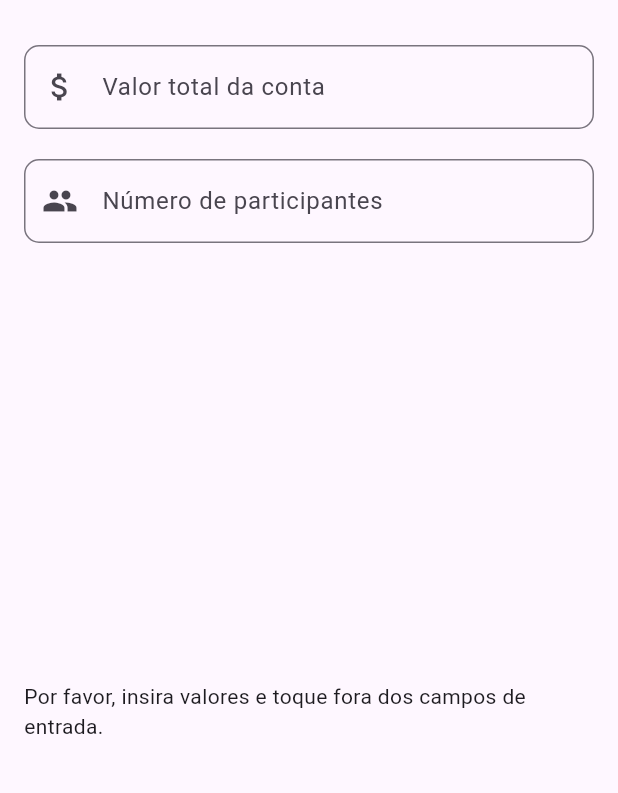
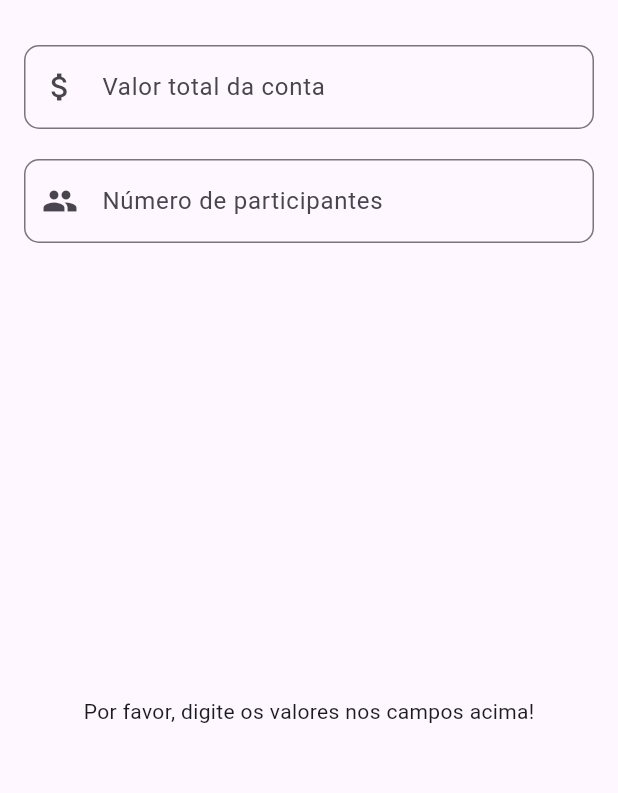
Before and after one commit to UildsonSantos/bill_spliter, a Flutter app: the screen it shows after launch, on a phone screen of 412 x 824 dp, the part 63-856 px from its top. Run offline on Flutter 3.47's test engine with Material 3 defaults, Android fonts, the phone set to English and light mode, and no system bars.

Commit message:
refactor BillSplitterScreen to remove unused focus nodes and simplify text field interactions

```diff
--- a/lib/main.dart
+++ b/lib/main.dart
@@ -31,35 +31,17 @@ class BillSplitterScreenState extends State<BillSplitterScreen> {
   final _formKey = GlobalKey<FormState>();
   final _totalAmountController = TextEditingController();
   final _numberOfPeopleController = TextEditingController();
-  final _totalAmountFocusNode = FocusNode();
-  final _numberOfPeopleFocusNode = FocusNode();
   final List<SplitAmount> _results = [];
   int totalAmount = 0;
   int numberOfPeople = 0;
   double splitAmount = 0.0;
 
   @override
-  void initState() {
-    super.initState();
-    _totalAmountFocusNode.addListener(_onFocusChange);
-    _numberOfPeopleFocusNode.addListener(_onFocusChange);
-  }
-
-  @override
   void dispose() {
     _totalAmountController.dispose();
     _numberOfPeopleController.dispose();
-    _totalAmountFocusNode.removeListener(_onFocusChange);
-    _numberOfPeopleFocusNode.removeListener(_onFocusChange);
-    _totalAmountFocusNode.dispose();
-    _numberOfPeopleFocusNode.dispose();
+
     super.dispose();
-  }
-
-  void _onFocusChange() {
-    if (!_totalAmountFocusNode.hasFocus && !_numberOfPeopleFocusNode.hasFocus) {
-      _calculateSplit();
-    }
   }
 
   void _calculateSplit() {
@@ -100,10 +82,9 @@ class BillSplitterScreenState extends State<BillSplitterScreen> {
       return 'Por favor, digite o número de participantes';
     }
 
-
     final regex = RegExp(r'^([1-9][0-9]*\.[0-9]+|0\.[1-9][0-9]*)$');
     if (!regex.hasMatch(splitAmount.toString())) {
-      return 'Desculpe, esta conta pode ser dividada por no Máximo ${totalAmount * 10} de participantes';
+      return 'Desculpe, esta conta pode ser dividada por no máximo ${totalAmount * 10} participantes';
     }
     return null;
   }
@@ -123,7 +104,6 @@ class BillSplitterScreenState extends State<BillSplitterScreen> {
     }
   }
 
-
   @override
   Widget build(BuildContext context) {
     return Scaffold(
@@ -137,10 +117,8 @@ class BillSplitterScreenState extends State<BillSplitterScreen> {
           child: Column(
             children: <Widget>[
               TextFormField(
-                onTap: _clearGrid,
                 onChanged: onChangeTextFormField,
                 controller: _totalAmountController,
-                focusNode: _totalAmountFocusNode,
                 keyboardType: TextInputType.number,
                 decoration: InputDecoration(
                   labelText: 'Valor total da conta',
@@ -158,10 +136,9 @@ class BillSplitterScreenState extends State<BillSplitterScreen> {
               ),
               const SizedBox(height: 20),
               TextFormField(
-                  onTap: _clearGrid,
+                  onTap: () => _numberOfPeopleController.clear(),
                   onChanged: onChangeTextFormField,
                   controller: _numberOfPeopleController,
-                  focusNode: _numberOfPeopleFocusNode,
                   keyboardType: TextInputType.number,
                   decoration: InputDecoration(
                     labelText: 'Número de participantes',
@@ -175,8 +152,8 @@ class BillSplitterScreenState extends State<BillSplitterScreen> {
               Expanded(
                 child: _results.isEmpty
                     ? const Center(
-                        child: Text(
-                            'Por favor, insira valores e toque fora dos campos de entrada.'))
+                        child:
+                            Text('Por favor, digite os valores nos campos acima!'))
                     : GridView.builder(
                         gridDelegate:
                             const SliverGridDelegateWithFixedCrossAxisCount(
```
